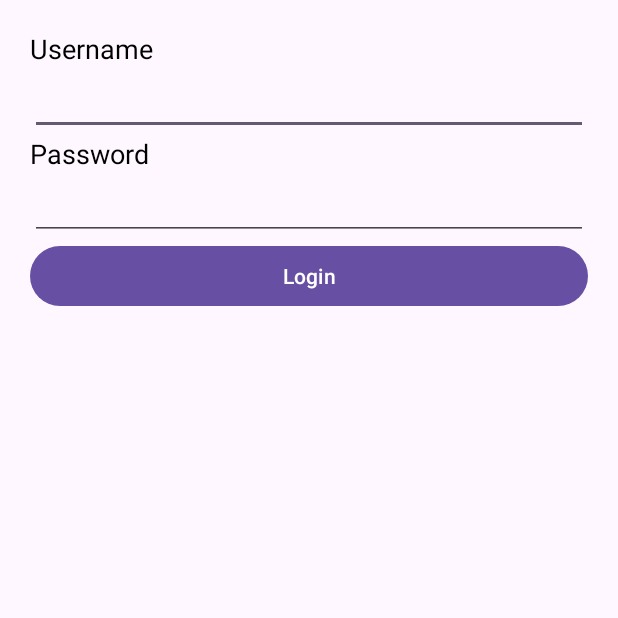
After one commit to keyur4578/MyApiMainApp, an Android app: the AdvanceLoginActivity screen opened directly, with no data from a screen before it, on a phone screen of 412 x 824 dp, the top half of it. The commit adds this screen. Run offline under Robolectric (Android 15) with nearby library versions, the phone set to English and light mode, and no system bars; our stand-ins replace Volley; network calls fail.

Commit message:
17-07-2025

```diff
--- a/app/src/main/AndroidManifest.xml
+++ b/app/src/main/AndroidManifest.xml
@@ -20,6 +20,12 @@
         android:supportsRtl="true"
         android:theme="@style/Theme.MyApiMainApp"
         tools:targetApi="31">
+        <activity
+            android:name=".views.MyProfileActivity"
+            android:exported="false" />
+        <activity
+            android:name=".views.AdvanceLoginActivity"
+            android:exported="false" />
         <activity
             android:name=".views.category.ViewCategoryRec"
             android:exported="false" />
--- /dev/null
+++ b/app/src/main/java/com/karon/myapimainapp/views/AdvanceLoginActivity.java
@@ -0,0 +1,100 @@
+package com.karon.myapimainapp.views;
+
+import android.content.Intent;
+import android.content.SharedPreferences;
+import android.os.Bundle;
+import android.view.View;
+import android.widget.Button;
+import android.widget.EditText;
+import android.widget.Toast;
+
+import androidx.activity.EdgeToEdge;
+import androidx.appcompat.app.AppCompatActivity;
+import androidx.core.graphics.Insets;
+import androidx.core.view.ViewCompat;
+import androidx.core.view.WindowInsetsCompat;
+
+import com.android.volley.Request;
+import com.android.volley.Response;
+import com.android.volley.VolleyError;
+import com.android.volley.toolbox.JsonObjectRequest;
+import com.karon.myapimainapp.MainActivity;
+import com.karon.myapimainapp.R;
+import com.karon.myapimainapp.helper.ApiHelper;
+
+import org.json.JSONException;
+import org.json.JSONObject;
+
+import java.util.HashMap;
+import java.util.Map;
+
+public class AdvanceLoginActivity extends AppCompatActivity {
+    EditText edtUsername,edtPassword;
+    Button btnLogin;
+    @Override
+    protected void onCreate(Bundle savedInstanceState) {
+        super.onCreate(savedInstanceState);
+        EdgeToEdge.enable(this);
+        setContentView(R.layout.activity_advance_login);
+        ViewCompat.setOnApplyWindowInsetsListener(findViewById(R.id.main), (v, insets) -> {
+            Insets systemBars = insets.getInsets(WindowInsetsCompat.Type.systemBars());
+            v.setPadding(systemBars.left, systemBars.top, systemBars.right, systemBars.bottom);
+            return insets;
+        });
+        edtUsername = (EditText) findViewById(R.id.edtUsername);
+        edtPassword = (EditText) findViewById(R.id.edtPassword);
+        btnLogin = (Button) findViewById(R.id.btnLogin);
+
+        btnLogin.setOnClickListener(new View.OnClickListener() {
+            @Override
+            public void onClick(View view) {
+
+                JSONObject params = new JSONObject();
+                try {
+                    params.put("username",edtUsername.getText().toString());
+                    params.put("password",edtPassword.getText().toString());
+                } catch (JSONException e) {
+                    throw new RuntimeException(e);
+                }
+
+
+                Map<String, String> headers = new HashMap<>();
+                headers.put("Content-Type", "application/json");
+
+
+                ApiHelper.postJsonRequest(AdvanceLoginActivity.this,
+                        "https://dummyjson.com/auth/login",params,headers,response -> {
+
+                            try {
+                                JSONObject obj = new JSONObject(response.toString());
+                                String accessToken =obj.getString("accessToken");
+                                String id = obj.getString("id");
+                                String name = obj.getString("firstName") + " " + obj.getString("lastName");
+
+
+                                SharedPreferences sharedPreferences = getSharedPreferences("APP",MODE_PRIVATE);
+                                SharedPreferences.Editor editor = sharedPreferences.edit();
+                                editor.putString("uid",id);
+                                editor.putString("sname",name);
+                                editor.putString("accessToken",accessToken);
+                                editor.putBoolean("islogin",true);
+                                editor.commit();
+
+                                Intent mainIntent = new Intent(AdvanceLoginActivity.this, MyProfileActivity.class);
+                                startActivity(mainIntent);
+                                finish();
+
+
+                            } catch (JSONException e) {
+                                throw new RuntimeException(e);
+                            }
+
+
+                        },error -> {
+                            Toast.makeText(AdvanceLoginActivity.this, "Username and Password not match!", Toast.LENGTH_SHORT).show();
+                        });
+
+            }
+        });
+    }
+}
--- /dev/null
+++ b/app/src/main/res/layout/activity_advance_login.xml
@@ -0,0 +1,53 @@
+<?xml version="1.0" encoding="utf-8"?>
+<androidx.constraintlayout.widget.ConstraintLayout xmlns:android="http://schemas.android.com/apk/res/android"
+    xmlns:app="http://schemas.android.com/apk/res-auto"
+    xmlns:tools="http://schemas.android.com/tools"
+    android:id="@+id/main"
+    android:layout_width="match_parent"
+    android:layout_height="match_parent"
+    tools:context=".views.AdvanceLoginActivity">
+
+    <ScrollView
+        android:layout_width="match_parent"
+        android:layout_height="match_parent">
+
+        <LinearLayout
+            android:layout_width="match_parent"
+            android:layout_height="wrap_content"
+            android:padding="20dp"
+            android:orientation="vertical">
+
+
+            <TextView
+                android:layout_width="match_parent"
+                android:textSize="18sp"
+                android:textColor="#000000"
+                android:text="Username"
+                android:layout_height="wrap_content"/>
+            <EditText
+                android:layout_width="match_parent"
+                android:id="@+id/edtUsername"
+                android:inputType="textEmailAddress"
+                android:layout_height="wrap_content"/>
+            <TextView
+                android:layout_width="match_parent"
+                android:textSize="18sp"
+                android:textColor="#000000"
+                android:text="Password"
+                android:layout_height="wrap_content"/>
+            <EditText
+                android:layout_width="match_parent"
+                android:id="@+id/edtPassword"
+                android:inputType="text"
+                android:layout_height="wrap_content"/>
+
+            <Button
+                android:layout_width="match_parent"
+                android:id="@+id/btnLogin"
+                android:text="Login"
+                android:layout_height="wrap_content"/>
+
+        </LinearLayout>
+
+    </ScrollView>
+</androidx.constraintlayout.widget.ConstraintLayout>
--- a/app/src/main/res/layout/single_category.xml
+++ b/app/src/main/res/layout/single_category.xml
@@ -2,7 +2,7 @@
 <LinearLayout xmlns:android="http://schemas.android.com/apk/res/android"
     android:layout_width="match_parent"
     android:orientation="vertical"
-    android:layout_height="match_parent">
+    android:layout_height="wrap_content">
     <LinearLayout
         android:layout_width="match_parent"
         android:id="@+id/mainlayout"
--- a/app/src/main/res/menu/drawer_menu.xml
+++ b/app/src/main/res/menu/drawer_menu.xml
@@ -24,4 +24,10 @@
     <item android:id="@+id/nav_view_sub_cat_rec"
         android:title="View Category By Rec"
         android:icon="@drawable/ic_menu"/>
+    <item android:id="@+id/nav_advance_login"
+        android:title="Advance Login"
+        android:icon="@drawable/ic_menu"/>
+    <item android:id="@+id/nav_myprofile"
+        android:title="My Profile"
+        android:icon="@drawable/ic_menu"/>
    </menu>
```
Also changed, not shown: app/src/main/java/com/karon/myapimainapp/MainActivity.java (+10 -1 lines), app/src/main/java/com/karon/myapimainapp/adapters/CategoryAdvanceAdapter.java (+10 -4 lines), app/src/main/java/com/karon/myapimainapp/helper/ApiHelper.java (+45 -0 lines), app/src/main/java/com/karon/myapimainapp/models/MyProfile.java (added, +77 -0 lines), app/src/main/java/com/karon/myapimainapp/views/MyProfileActivity.java (added, +100 -0 lines), app/src/main/java/com/karon/myapimainapp/views/category/ViewCategory.java (+8 -0 lines), app/src/main/java/com/karon/myapimainapp/views/category/ViewCategoryRec.java (+3 -7 lines), app/src/main/res/layout/activity_my_profile.xml (added, +46 -0 lines), app/src/main/res/raw/data.json (added, +17 -0 lines).
